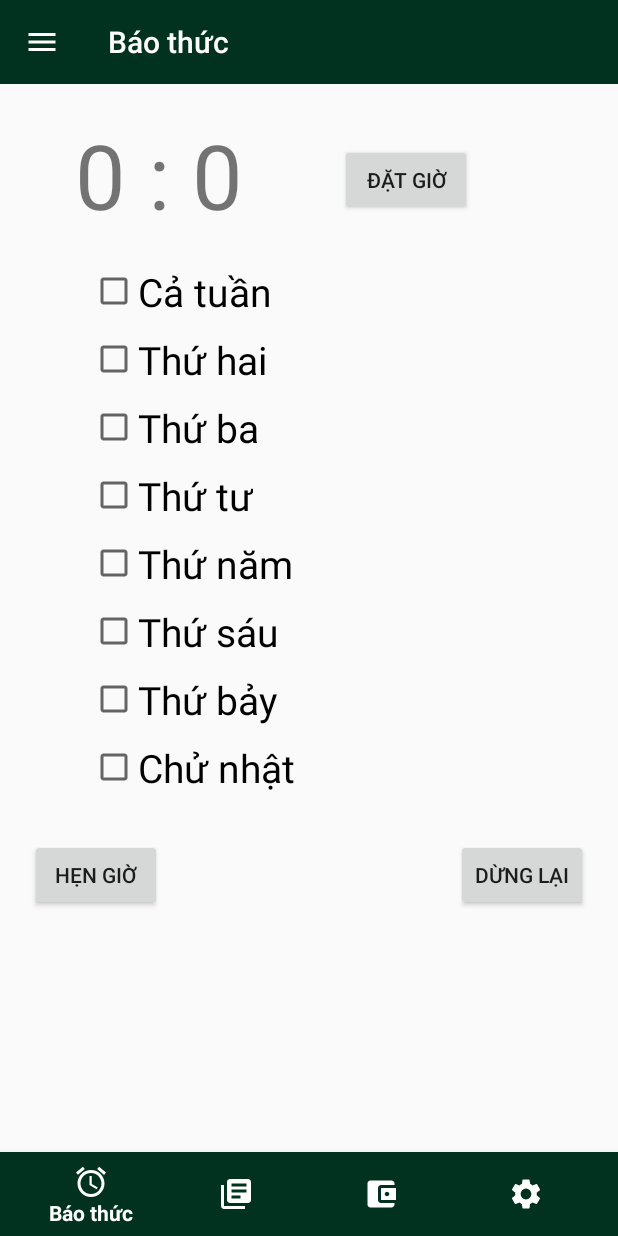
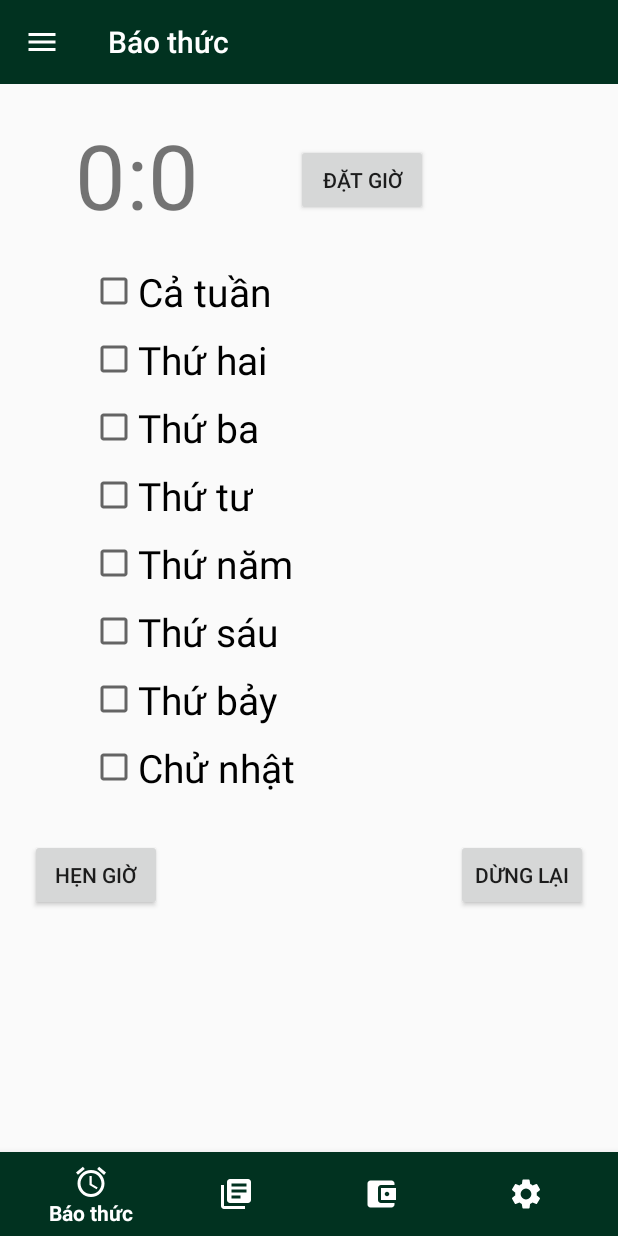
Before and after one commit to Thanhdat111/SuperAlarm, an Android app: the screen it shows after launch (MainActivity), after a tap on "HẸN GIỜ", on a phone screen of 412 x 824 dp. Run offline under Robolectric (Android 15) with nearby library versions, the phone set to English and light mode, and no system bars.

Commit message:
10:46 ><

```diff
--- a/app/build.gradle
+++ b/app/build.gradle
@@ -39,4 +39,5 @@ dependencies {
     //lib
     implementation 'com.android.support:cardview-v7:28.0.0'
     implementation 'com.android.support:design:28.0.0'
+    implementation 'com.android.support:design:28.0.0'
 }
--- /dev/null
+++ b/app/src/main/java/com/example/superalarm/Adapter/DiaryAdapter.java
@@ -0,0 +1,4 @@
+package com.example.superalarm.Adapter;
+
+public class DiaryAdapter {
+}
--- /dev/null
+++ b/app/src/main/java/com/example/superalarm/Adapter/ListAlarmAdapter.java
@@ -0,0 +1,4 @@
+package com.example.superalarm.Adapter;
+
+public class ListAlarmAdapter {
+}
--- a/app/src/main/java/com/example/superalarm/UI/Fragment/AlarmFragment.java
+++ b/app/src/main/java/com/example/superalarm/UI/Fragment/AlarmFragment.java
@@ -70,7 +70,7 @@ public class AlarmFragment extends Fragment {
         btn_setAlarmClock.setOnClickListener(new View.OnClickListener() {
             @Override
             public void onClick(View view) {
-               lb_time_alarmClock.setText(hours+" : "+minutes+" ");
+               lb_time_alarmClock.setText(hours+":"+minutes+" ");
 
                Log.d("test", String.valueOf(calendar.getTimeInMillis()));
 
--- /dev/null
+++ b/app/src/main/res/drawable/ic_add.xml
@@ -0,0 +1,5 @@
+<vector android:height="50dp" android:tint="#FFFFFF"
+    android:viewportHeight="24.0" android:viewportWidth="24.0"
+    android:width="50dp" xmlns:android="http://schemas.android.com/apk/res/android">
+    <path android:fillColor="#FF000000" android:pathData="M19,13h-6v6h-2v-6H5v-2h6V5h2v6h6v2z"/>
+</vector>
--- a/app/src/main/res/layout/activity_main.xml
+++ b/app/src/main/res/layout/activity_main.xml
@@ -18,7 +18,6 @@
             android:layout_height="wrap_content"
             android:background="#FF013220"
             app:navigationIcon="@drawable/ic_menu" />
-
         <FrameLayout
             android:id="@+id/fragment_main"
             android:layout_width="match_parent"
--- a/app/src/main/res/layout/fragment_alarm.xml
+++ b/app/src/main/res/layout/fragment_alarm.xml
@@ -4,6 +4,12 @@
     android:layout_height="match_parent"
     android:orientation="vertical">
 
+    <ScrollView
+        android:layout_width="match_parent"
+        android:layout_height="match_parent">
+        <RelativeLayout
+            android:layout_width="match_parent"
+            android:layout_height="match_parent">
     <TextView
         android:id="@+id/lb_timeAlarm"
         android:layout_width="wrap_content"
@@ -20,8 +26,7 @@
         android:layout_height="wrap_content"
         android:text="Đặt giờ"
         android:layout_toRightOf="@id/lb_timeAlarm"
-        android:layout_marginTop="40dp"
-        android:layout_marginRight="30dp"/>
+        android:layout_marginTop="40dp"/>
 
     <CheckBox
         android:id="@+id/checkBox_allDay"
@@ -110,4 +115,7 @@
         android:layout_below="@id/checkBox_sunDay"
         android:layout_alignParentRight="true"
         android:layout_margin="20dp"/>
+        </RelativeLayout>
+    </ScrollView>
+
 </RelativeLayout>
```
Also changed, not shown: app/src/main/java/com/example/superalarm/UI/Fragment/ListAlarmFragment.java (added, +24 -0 lines), app/src/main/res/layout/fragment_list_alarm.xml (added, +21 -0 lines), app/src/main/res/layout/item_alarm_clock.xml (added, +30 -0 lines).
